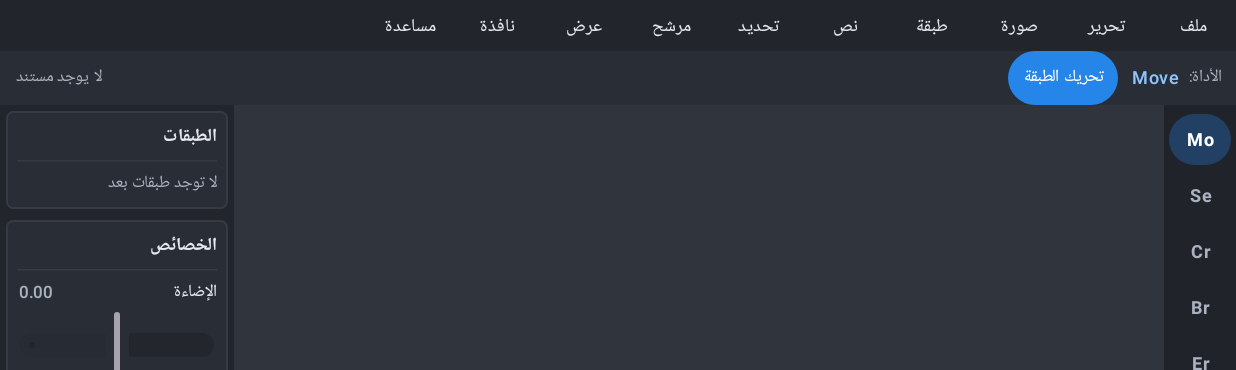
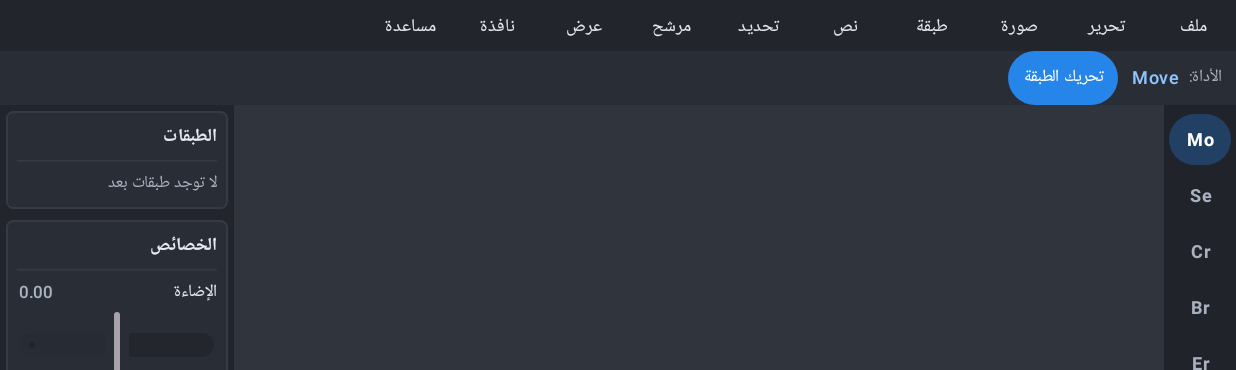
Before and after one commit to abdullahshamiri77-star/PhotoEditor, an Android app built with Jetpack Compose: the screen it shows after launch (MainActivity), on a phone screen of 824 x 412 dp (held sideways), the part 51-421 px from its top. Run offline under Robolectric (Android 15) with nearby library versions, the phone set to English and light mode, and no system bars.

Commit message:
Remove persistent canvas dimensions from workspace toolbar

```diff
--- a/app/src/main/java/com/photoeditor/ui/EditorScreen.kt
+++ b/app/src/main/java/com/photoeditor/ui/EditorScreen.kt
@@ -215,7 +215,6 @@ fun EditorScreen(
                         Text(label("تحريك الطبقة", "Move Layer"), style = MaterialTheme.typography.labelSmall)
                     }
                     Spacer(Modifier.weight(1f))
-                    Text(if (bitmap == null) label("لا يوجد مستند", "No document") else "${bitmap.width} × ${bitmap.height} px", color = MutedText, style = MaterialTheme.typography.labelSmall)
                 }
                 Row(Modifier.weight(1f).fillMaxWidth()) {
                     // Left tool rail.
```
